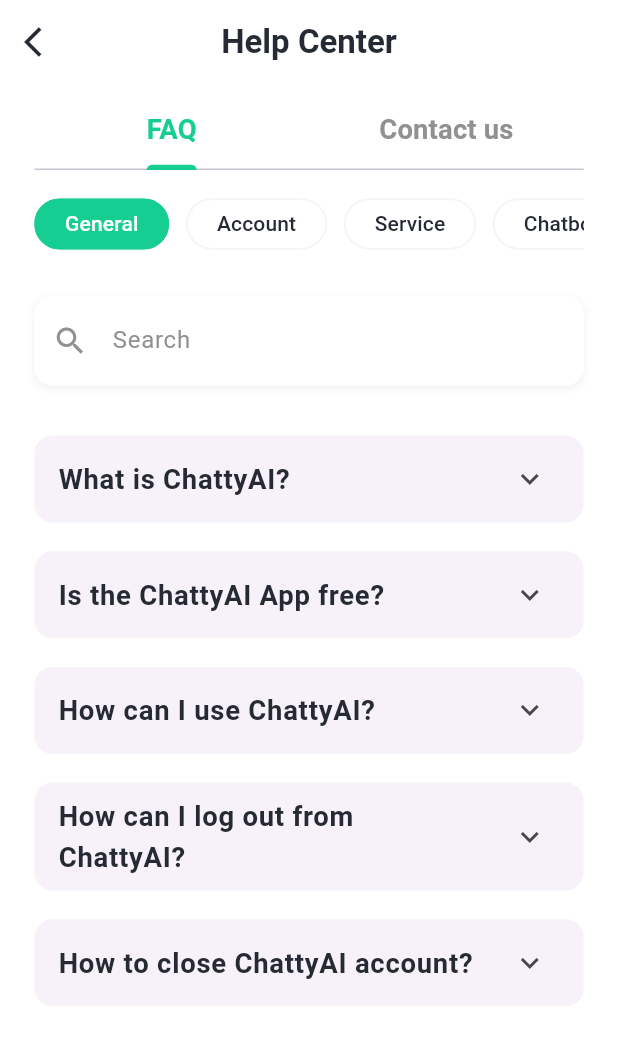
After one commit to mohamedbakr2005/Chatty_Ai, a Flutter app: the screen it shows after launch, item 4 of the bottom bar chosen, after a tap on "Help Center", on a phone screen of 412 x 824 dp. The commit adds this screen. Shown: the top 1045 px of the screen. Run offline on Flutter 3.47's test engine with Material 3 defaults, Android fonts, the phone set to English and light mode, and no system bars; our stand-ins replace flutter_bloc, flutter_screenutil, hive, hive_flutter, loading_animation_widget, share_plus; accounts and stored records are empty.

Commit message:
Create helpCenter Screen and Privacy Screen

```diff
--- a/lib/views/Account/ui/Account_screen.dart
+++ b/lib/views/Account/ui/Account_screen.dart
@@ -7,8 +7,10 @@
 import 'package:chatty_ai/views/Account/widgets/SectionTitle.dart';
 import 'package:chatty_ai/views/Account/widgets/ToggleMenuItem.dart';
 import 'package:chatty_ai/views/Account/widgets/UpgradeCard.dart';
+import 'package:chatty_ai/views/HelpCenter/ui/HelpCenter_screen.dart';
 import 'package:chatty_ai/views/Language/ui/Language_Screen.dart';
 import 'package:chatty_ai/views/PersonalInfo/ui/Personal_info_screen.dart';
+import 'package:chatty_ai/views/Privacy/ui/Privacy_Screen.dart';
 import 'package:chatty_ai/views/Security/ui/Security_Screen.dart';
 import 'package:flutter/material.dart';
 import 'package:flutter_screenutil/flutter_screenutil.dart';
@@ -99,8 +101,31 @@
             // About Section
             SectionTitle("", title: "About"),
             verticalSpace(10),
-            MenuItem(icon: Icons.help_outline, title: "Help Center"),
-            MenuItem(icon: Icons.lock_outline, title: "Privacy Policy"),
+            MenuItem(
+              icon: Icons.help_outline,
+              title: "Help Center",
+              onTap: () {
+                Navigator.push(
+                  context,
+                  MaterialPageRoute(
+                    builder: (context) => const HelpCenterScreen(),
+                  ),
+                );
+              },
+            ),
+            MenuItem(
+              icon: Icons.lock_outline,
+              title: "Privacy Policy",
+              onTap: () {
+                // Navigate to Privacy Policy Screen
+                Navigator.push(
+                  context,
+                  MaterialPageRoute(
+                    builder: (context) => const PrivacyPolicyScreen(),
+                  ),
+                );
+              },
+            ),
             MenuItem(icon: Icons.info_outline, title: "About ChattyAI"),
             verticalSpace(20),
 
--- /dev/null
+++ b/lib/views/HelpCenter/ui/FAQ_Screen.dart
@@ -0,0 +1,171 @@
+import 'package:chatty_ai/core/constants/app_colors.dart';
+import 'package:chatty_ai/core/constants/app_spacing.dart';
+import 'package:flutter/material.dart';
+import 'package:flutter_screenutil/flutter_screenutil.dart';
+
+class FAQScreen extends StatefulWidget {
+  const FAQScreen({super.key});
+
+  @override
+  State<FAQScreen> createState() => _FAQScreenState();
+}
+
+class _FAQScreenState extends State<FAQScreen> {
+  final List<String> _faqCategories = [
+    "General",
+    "Account",
+    "Service",
+    "Chatbot",
+  ];
+  String _selectedCategory = "General";
+
+  @override
+  Widget build(BuildContext context) {
+    ScreenUtil.init(context);
+
+    return SingleChildScrollView(
+      padding: EdgeInsets.symmetric(horizontal: 20.w),
+      child: Column(
+        children: [
+          verticalSpace(10),
+          _buildCategoryFilters(),
+          verticalSpace(20),
+          _buildSearchBar(),
+          verticalSpace(20),
+          _buildFAQList(),
+        ],
+      ),
+    );
+  }
+
+  // Widget for the category filter chips
+  Widget _buildCategoryFilters() {
+    return SingleChildScrollView(
+      scrollDirection: Axis.horizontal,
+      child: Row(
+        children: _faqCategories.map((category) {
+          final isSelected = _selectedCategory == category;
+          return Padding(
+            padding: EdgeInsets.only(right: 10.w),
+            child: GestureDetector(
+              onTap: () {
+                setState(() {
+                  _selectedCategory = category;
+                });
+              },
+              child: Chip(
+                label: Text(category),
+                backgroundColor: isSelected
+                    ? AppColors.primary
+                    : AppColors.white,
+                labelStyle: TextStyle(
+                  color: isSelected
+                      ? AppColors.white
+                      : AppColors.textInputBackground,
+                ),
+                shape: RoundedRectangleBorder(
+                  borderRadius: BorderRadius.circular(20),
+                  side: BorderSide(
+                    color: isSelected ? AppColors.primary : AppColors.grayLight,
+                  ),
+                ),
+                padding: EdgeInsets.symmetric(horizontal: 10.w, vertical: 5.h),
+              ),
+            ),
+          );
+        }).toList(),
+      ),
+    );
+  }
+
+  // Widget for the search bar
+  Widget _buildSearchBar() {
+    return Container(
+      decoration: BoxDecoration(
+        color: AppColors.white,
+        borderRadius: BorderRadius.circular(12),
+        boxShadow: [
+          BoxShadow(
+            color: Colors.grey.withOpacity(0.1),
+            spreadRadius: 1,
+            blurRadius: 3,
+            offset: const Offset(0, 2),
+          ),
+        ],
+      ),
+      child: TextField(
+        decoration: InputDecoration(
+          prefixIcon: const Icon(Icons.search, color: AppColors.gray),
+          hintText: "Search",
+          hintStyle: TextStyle(color: AppColors.gray),
+          border: OutlineInputBorder(
+            borderRadius: BorderRadius.circular(12),
+            borderSide: BorderSide.none,
+          ),
+          filled: true,
+          fillColor: AppColors.white,
+          contentPadding: EdgeInsets.symmetric(
+            vertical: 15.h,
+            horizontal: 10.w,
+          ),
+        ),
+      ),
+    );
+  }
+
+  // Widget to build the list of expandable FAQ items
+  Widget _buildFAQList() {
+    return Column(
+      children: [
+        _buildFAQItem(
+          "What is ChattyAI?",
+          "Lorem ipsum dolor sit amet, consectetur adipiscing elit, sed do eiusmod tempor incididunt ut labore et dolore magna aliqua.",
+        ),
+        _buildFAQItem(
+          "Is the ChattyAI App free?",
+          "Yes, the basic version of ChattyAI is free to use. You can upgrade to the PRO version for additional features and benefits.",
+        ),
+        _buildFAQItem(
+          "How can I use ChattyAI?",
+          "You can use ChattyAI to ask questions, generate text, and have conversational chats.",
+        ),
+        _buildFAQItem(
+          "How can I log out from ChattyAI?",
+          "You can log out from the Account screen by tapping on the 'Logout' button.",
+        ),
+        _buildFAQItem(
+          "How to close ChattyAI account?",
+          "Please contact our support team at support@chattyai.com to close your account.",
+        ),
+      ],
+    );
+  }
+
+  // Widget for a single expandable FAQ item
+  Widget _buildFAQItem(String question, String answer) {
+    return Card(
+      margin: EdgeInsets.symmetric(vertical: 8.h),
+      elevation: 0,
+      shape: RoundedRectangleBorder(borderRadius: BorderRadius.circular(12)),
+      child: ExpansionTile(
+        title: Text(
+          question,
+          style: TextStyle(
+            fontSize: 16.sp,
+            fontWeight: FontWeight.bold,
+            color: AppColors.textInputBackground,
+          ),
+        ),
+        children: <Widget>[
+          Padding(
+            padding: EdgeInsets.symmetric(horizontal: 16.w, vertical: 8.h),
+            child: Text(
+              answer,
+              style: TextStyle(fontSize: 14.sp, color: AppColors.gray),
+            ),
+          ),
+        ],
+      ),
+    );
+  }
+}
--- /dev/null
+++ b/lib/views/HelpCenter/ui/HelpCenter_screen.dart
@@ -0,0 +1,62 @@
+import 'package:chatty_ai/core/constants/app_colors.dart';
+import 'package:chatty_ai/views/HelpCenter/ui/Contact_US_screen.dart';
+import 'package:chatty_ai/views/HelpCenter/ui/FAQ_Screen.dart';
+import 'package:flutter/material.dart';
+import 'package:flutter_screenutil/flutter_screenutil.dart';
+
+class HelpCenterScreen extends StatelessWidget {
+  const HelpCenterScreen({super.key});
+
+  @override
+  Widget build(BuildContext context) {
+    ScreenUtil.init(context);
+
+    return DefaultTabController(
+      length: 2,
+      child: Scaffold(
+        backgroundColor: AppColors.white,
+        appBar: AppBar(
+          backgroundColor: AppColors.white,
+          elevation: 0,
+          centerTitle: true,
+          title: const Text(
+            "Help Center",
+            style: TextStyle(
+              color: AppColors.textInputBackground,
+              fontWeight: FontWeight.bold,
+            ),
+          ),
+          leading: IconButton(
+            icon: const Icon(
+              Icons.arrow_back_ios,
+              color: AppColors.textInputBackground,
+            ),
+            onPressed: () => Navigator.pop(context),
+          ),
+          bottom: PreferredSize(
+            preferredSize: Size.fromHeight(48.h),
+            child: Container(
+              color: Colors.transparent,
+              padding: EdgeInsets.symmetric(horizontal: 20.w),
+              child: TabBar(
+                indicatorColor: AppColors.primary,
+                indicatorWeight: 3.w,
+                labelColor: AppColors.primary,
+                unselectedLabelColor: AppColors.gray,
+                labelStyle: TextStyle(
+                  fontSize: 16.sp,
+                  fontWeight: FontWeight.w600,
+                ),
+                tabs: const [
+                  Tab(text: "FAQ"),
+                  Tab(text: "Contact us"),
+                ],
+              ),
+            ),
+          ),
+        ),
+        body: const TabBarView(children: [FAQScreen(), ContactUsScreen()]),
+      ),
+    );
+  }
+}
```
Also changed, not shown: lib/views/HelpCenter/ui/Contact_US_screen.dart (added, +70 -0 lines), lib/views/Privacy/ui/Privacy_Screen.dart (added, +117 -0 lines).
